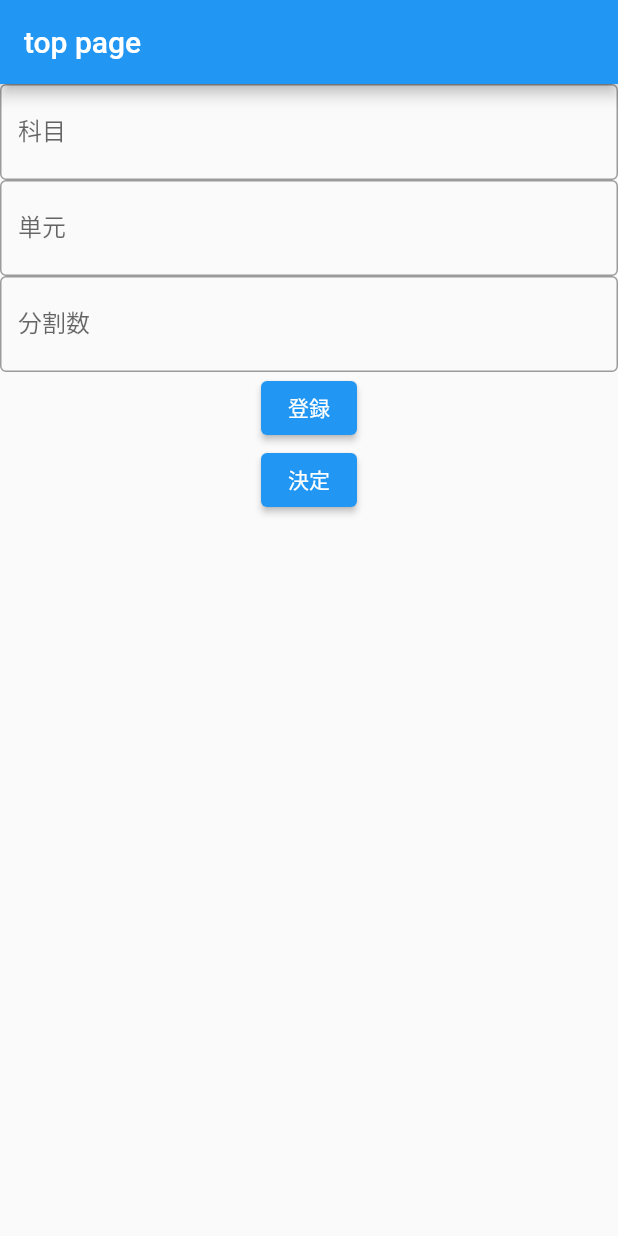
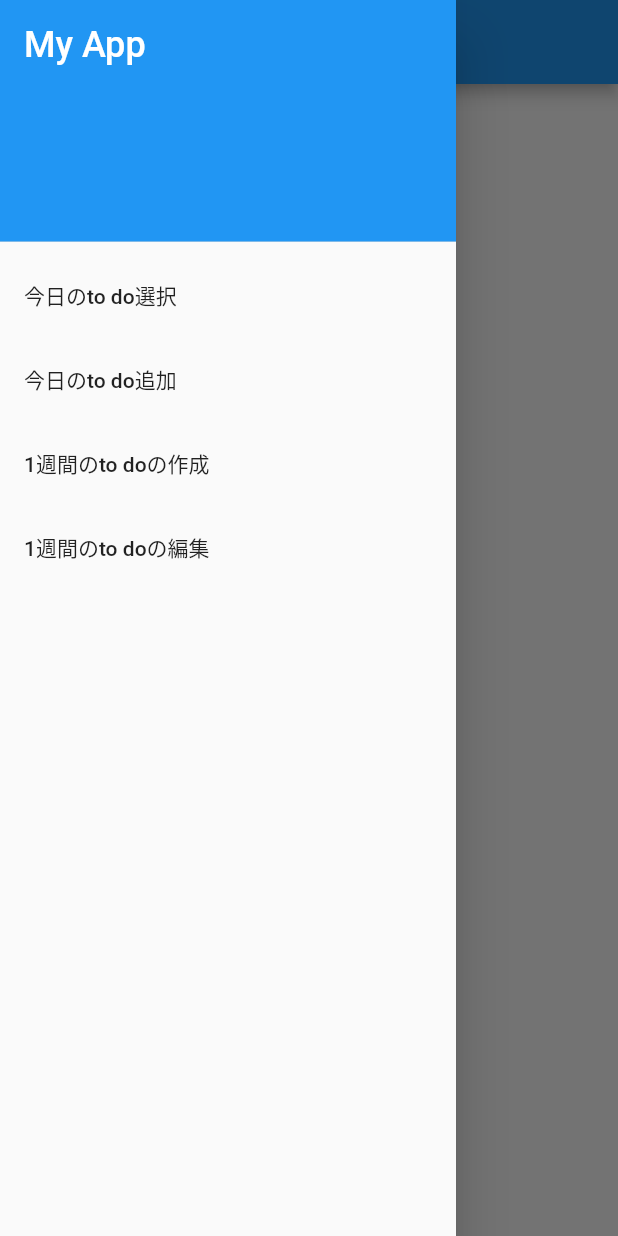
Before and after one commit to tdoke2000/benesse_hackason, a Flutter app: the screen it shows after launch, with the side drawer open (before the commit the screen has no drawer), on a phone screen of 412 x 824 dp. Run offline on Flutter 3.47's test engine with Material 2 defaults, Android fonts, the phone set to English and light mode, and no system bars.

Commit message:
スライドバーの作成、それに伴った毎日、１週間のタスクの追加ページを作成

```diff
--- /dev/null
+++ b/lib/daily_task.dart
@@ -0,0 +1,93 @@
+import 'package:flutter/material.dart';
+import 'main.dart';
+
+class DailyTask extends StatefulWidget {
+  const DailyTask({Key? key}) : super(key: key);
+
+  @override
+  State<DailyTask> createState() => _DailyTaskState();
+}
+
+class _DailyTaskState extends State<DailyTask> {
+  List<String> Subject = [""];
+  List<String> Unit = [""];
+  List<String> Divided_num = [""];
+  int map_num = 0;
+
+  Map map_name = {
+    0: {"Subject": "", "Unit": "", "Divid": ""},
+    1: {"Subject": "", "Unit": "", "Divid": ""},
+    2: {"Subject": "", "Unit": "", "Divid": ""},
+    3: {"Subject": "", "Unit": "", "Divid": ""},
+    4: {"Subject": "", "Unit": "", "Divid": ""},
+    5: {"Subject": "", "Unit": "", "Divid": ""},
+    6: {"Subject": "", "Unit": "", "Divid": ""},
+    7: {"Subject": "", "Unit": "", "Divid": ""},
+    8: {"Subject": "", "Unit": "", "Divid": ""},
+    9: {"Subject": "", "Unit": "", "Divid": ""},
+    10: {"Subject": "", "Unit": "", "Divid": ""},
+  };
+  @override
+  Widget build(BuildContext context) {
+    return MaterialApp(
+      home: Scaffold(
+        appBar: AppBar(
+          title: Text('Daily Task'),
+        ),
+        body: Column(
+          children: [
+            TextField(
+              decoration: InputDecoration(
+                border: OutlineInputBorder(),
+                labelText: "科目",
+                hintText: "科目",
+              ),
+              onChanged: (_Subject) {
+                map_name[map_num]["Subject"] = _Subject;
+              },
+            ),
+            TextField(
+              decoration: InputDecoration(
+                border: OutlineInputBorder(),
+                labelText: "単元",
+                hintText: "単元",
+              ),
+              onChanged: (_Unit) {
+                map_name[map_num]["Unit"] = _Unit;
+              },
+            ),
+            TextField(
+              decoration: InputDecoration(
+                border: OutlineInputBorder(),
+                labelText: "分割数",
+                hintText: "分割数",
+              ),
+              onChanged: (_Divided) {
+                map_name[map_num]["Divid"] = _Divided;
+              },
+            ),
+            ElevatedButton(
+              child: Text("登録"),
+              onPressed: () {
+                print("$map_num,${map_name[map_num]["Subject"]}");
+                map_num++;
+              },
+            ),
+            ElevatedButton(
+              child: Text("決定"),
+              onPressed: () {
+                Navigator.push(
+                  context,
+                  MaterialPageRoute(builder: (context) => MyApp()),
+                );
+                print("end");
+                map_num == 0;
+                setState(() {});
+              },
+            ),
+          ],
+        ),
+      ),
+    );
+  }
+}
--- a/lib/main.dart
+++ b/lib/main.dart
@@ -1,5 +1,6 @@
 import 'package:flutter/material.dart';
-import 'next_page.dart';
+import 'weekly_task.dart';
+import 'daily_task.dart';
 
 void main() {
   runApp(MyApp());
@@ -22,85 +23,64 @@ class Home extends StatefulWidget {
 }
 
 class _HomeState extends State<Home> {
-  List<String> Subject = [""];
-  List<String> Unit = [""];
-  List<String> Divided_num = [""];
-  int map_num = 0;
-
-  Map map_name = {
-    0: {"Subject": "", "Unit": "", "Divid": ""},
-    1: {"Subject": "", "Unit": "", "Divid": ""},
-    2: {"Subject": "", "Unit": "", "Divid": ""},
-    3: {"Subject": "", "Unit": "", "Divid": ""},
-    4: {"Subject": "", "Unit": "", "Divid": ""},
-    5: {"Subject": "", "Unit": "", "Divid": ""},
-    6: {"Subject": "", "Unit": "", "Divid": ""},
-    7: {"Subject": "", "Unit": "", "Divid": ""},
-    8: {"Subject": "", "Unit": "", "Divid": ""},
-    9: {"Subject": "", "Unit": "", "Divid": ""},
-    10: {"Subject": "", "Unit": "", "Divid": ""},
-  };
-
   @override
   Widget build(BuildContext context) {
     return Scaffold(
       appBar: AppBar(
         title: Text('top page'),
       ),
-      body: Column(
-        children: [
-          TextField(
-            decoration: InputDecoration(
-              border: OutlineInputBorder(),
-              labelText: "科目",
-              hintText: "科目",
+      drawer: Drawer(
+        child: ListView(
+          children: <Widget>[
+            DrawerHeader(
+              child: Text(
+                'My App',
+                style: TextStyle(
+                  fontSize: 24,
+                  color: Colors.white,
                 ),
-            onChanged: (_Subject) {
-              map_name[map_num]["Subject"] = _Subject;
+              ),
+              decoration: BoxDecoration(
+                color: Colors.blue,
+              ),
+            ),
+            ListTile(
+              title: Text('今日のto do選択'),
+              onTap: () {
+                Navigator.pop(context);
               },
             ),
-          TextField(
-            decoration: InputDecoration(
-              border: OutlineInputBorder(),
-              labelText: "単元",
-              hintText: "単元",
-            ),
-            onChanged: (_Unit) {
-              map_name[map_num]["Unit"] = _Unit;
-            },
-          ),
-          TextField(
-            decoration: InputDecoration(
-              border: OutlineInputBorder(),
-              labelText: "分割数",
-              hintText: "分割数",
-            ),
-            onChanged: (_Divided) {
-              map_name[map_num]["Divid"] = _Divided;
-            },
-          ),
-          ElevatedButton(
-              child: Text("登録"),
-              onPressed: () {
-                print("$map_num,${map_name[map_num]["Subject"]}");
-                map_num++;
-              }),
-          ElevatedButton(
-            child: Text("決定"),
-            onPressed: () {
+            ListTile(
+              title: Text("今日のto do追加"),
+              onTap: () {
                 Navigator.push(
                   context,
                   MaterialPageRoute(
-                  builder: (context) => NextPage(),
+                    builder: (context) => DailyTask(),
                   ),
                 );
-              print("end");
-              map_num == 0;
-              setState(() {});
+              },
+            ),
+            ListTile(
+              title: Text('1週間のto doの作成'),
+              onTap: () {
+                Navigator.push(
+                  context,
+                  MaterialPageRoute(
+                    builder: (context) => WeeklyTask(),
+                  ),
+                );
+              },
+            ),
+            ListTile(
+              title: Text('1週間のto doの編集'),
+              onTap: () {
+                Navigator.pop(context);
               },
             ),
           ],
         ),
+      ),
     );
   }
 }
--- a/lib/next_page.dart
+++ b/lib/next_page.dart
@@ -1,5 +1,4 @@
 import 'package:flutter/material.dart';
-
 import 'main.dart';
 
 class NextPage extends StatelessWidget {
@@ -33,6 +32,7 @@ class NextPage extends StatelessWidget {
             },
           ),
         ),
-    ));
+      ),
+    );
   }
 }
--- /dev/null
+++ b/lib/weekly_task.dart
@@ -0,0 +1,93 @@
+import 'package:flutter/material.dart';
+import 'main.dart';
+
+class WeeklyTask extends StatefulWidget {
+  const WeeklyTask({Key? key}) : super(key: key);
+
+  @override
+  State<WeeklyTask> createState() => _WeeklyTaskState();
+}
+
+class _WeeklyTaskState extends State<WeeklyTask> {
+  List<String> Subject = [""];
+  List<String> Unit = [""];
+  List<String> Divided_num = [""];
+  int map_num = 0;
+
+  Map map_name = {
+    0: {"Subject": "", "Unit": "", "Divid": ""},
+    1: {"Subject": "", "Unit": "", "Divid": ""},
+    2: {"Subject": "", "Unit": "", "Divid": ""},
+    3: {"Subject": "", "Unit": "", "Divid": ""},
+    4: {"Subject": "", "Unit": "", "Divid": ""},
+    5: {"Subject": "", "Unit": "", "Divid": ""},
+    6: {"Subject": "", "Unit": "", "Divid": ""},
+    7: {"Subject": "", "Unit": "", "Divid": ""},
+    8: {"Subject": "", "Unit": "", "Divid": ""},
+    9: {"Subject": "", "Unit": "", "Divid": ""},
+    10: {"Subject": "", "Unit": "", "Divid": ""},
+  };
+  @override
+  Widget build(BuildContext context) {
+    return MaterialApp(
+      home: Scaffold(
+        appBar: AppBar(
+          title: Text('Weekly Task'),
+        ),
+        body: Column(
+          children: [
+            TextField(
+              decoration: InputDecoration(
+                border: OutlineInputBorder(),
+                labelText: "科目",
+                hintText: "科目",
+              ),
+              onChanged: (_Subject) {
+                map_name[map_num]["Subject"] = _Subject;
+              },
+            ),
+            TextField(
+              decoration: InputDecoration(
+                border: OutlineInputBorder(),
+                labelText: "単元",
+                hintText: "単元",
+              ),
+              onChanged: (_Unit) {
+                map_name[map_num]["Unit"] = _Unit;
+              },
+            ),
+            TextField(
+              decoration: InputDecoration(
+                border: OutlineInputBorder(),
+                labelText: "分割数",
+                hintText: "分割数",
+              ),
+              onChanged: (_Divided) {
+                map_name[map_num]["Divid"] = _Divided;
+              },
+            ),
+            ElevatedButton(
+              child: Text("登録"),
+              onPressed: () {
+                print("$map_num,${map_name[map_num]["Subject"]}");
+                map_num++;
+              },
+            ),
+            ElevatedButton(
+              child: Text("決定"),
+              onPressed: () {
+                Navigator.push(
+                  context,
+                  MaterialPageRoute(builder: (context) => MyApp()),
+                );
+                print("end");
+                map_num == 0;
+                setState(() {});
+              },
+            ),
+          ],
+        ),
+      ),
+    );
+  }
+}
```
Also changed, not shown: 1 other file. Lines whose indentation alone changed are shown as unchanged.
